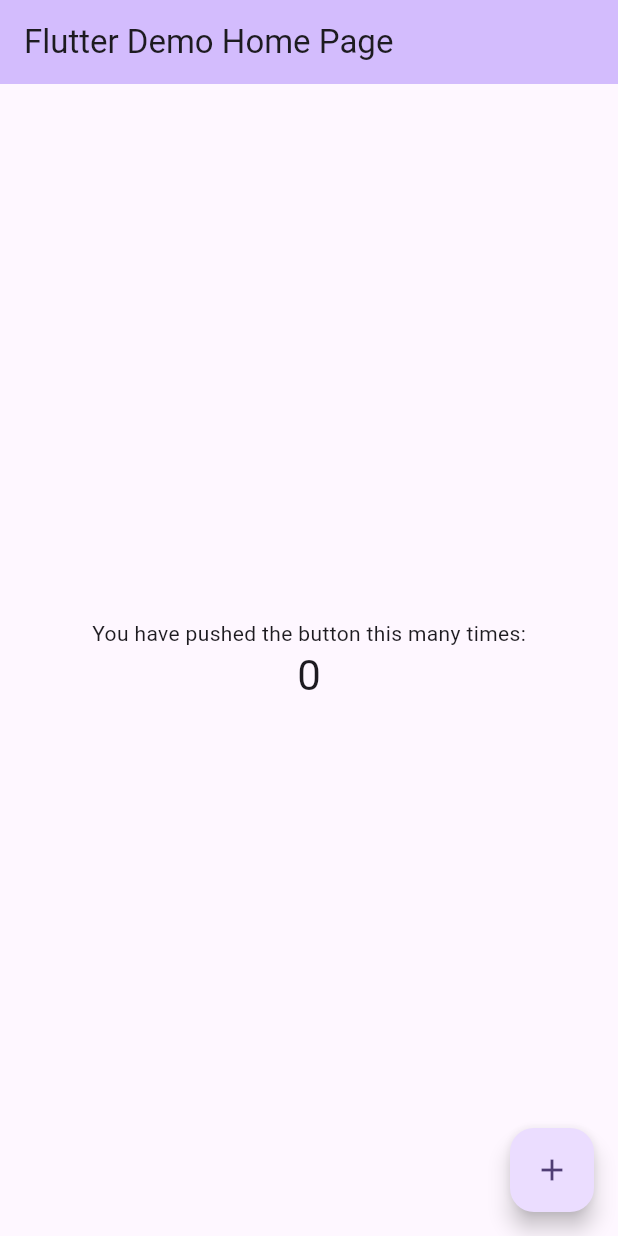
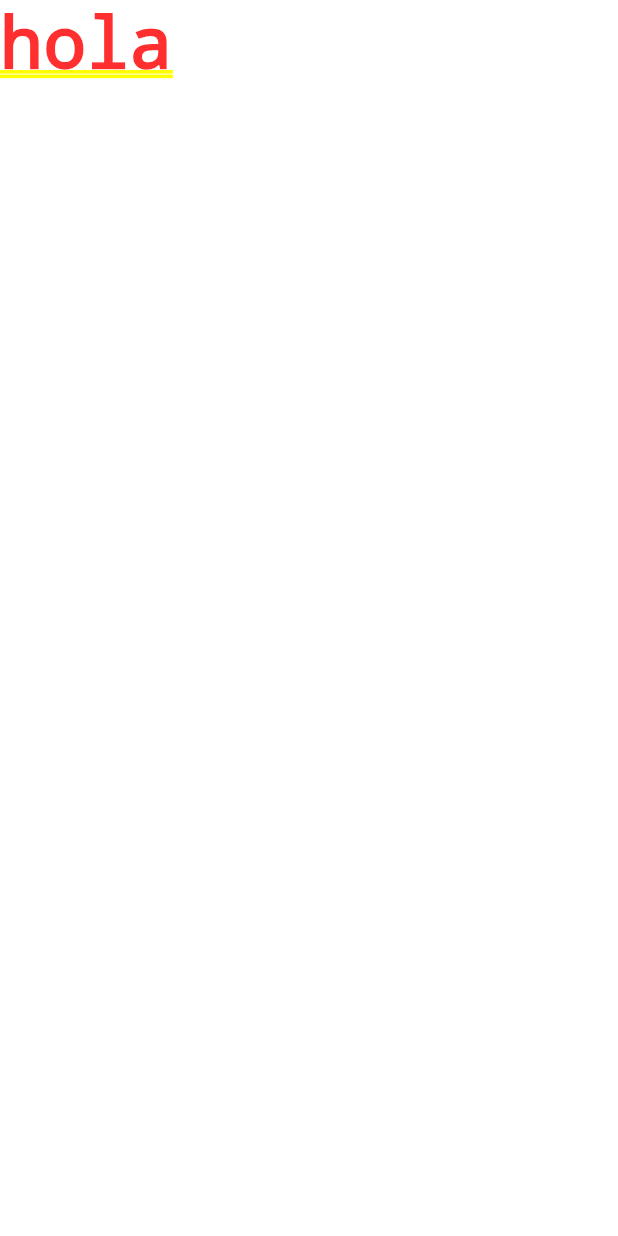
Before and after one commit to migi15ghost/video_challenge, a Flutter app: the screen it shows after launch, on a phone screen of 412 x 824 dp. Run offline on Flutter 3.47's test engine with Material 3 defaults, Android fonts, the light colour scheme and no system bars; our stand-ins replace flutter_bloc, go_router, google_fonts.

Commit message:
[ADD] structure folder

```diff
--- a/lib/main.dart
+++ b/lib/main.dart
@@ -1,125 +1,40 @@
 import 'package:flutter/material.dart';
+import 'package:flutter_bloc/flutter_bloc.dart';
+import 'package:video_challenge/route/route_navigator.dart';
+import 'package:video_challenge/utilities/theme_provider.dart';
+import 'package:provider/provider.dart';
 
-void main() {
-  runApp(const MyApp());
+Future<void> main() async {
+  WidgetsFlutterBinding.ensureInitialized();
+  runApp(
+     const MyApp(),
+  );
 }
 
 class MyApp extends StatelessWidget {
   const MyApp({super.key});
 
-  // This widget is the root of your application.
   @override
   Widget build(BuildContext context) {
-    return MaterialApp(
-      title: 'Flutter Demo',
-      theme: ThemeData(
-        // This is the theme of your application.
-        //
-        // TRY THIS: Try running your application with "flutter run". You'll see
-        // the application has a purple toolbar. Then, without quitting the app,
-        // try changing the seedColor in the colorScheme below to Colors.green
-        // and then invoke "hot reload" (save your changes or press the "hot
-        // reload" button in a Flutter-supported IDE, or press "r" if you used
-        // the command line to start the app).
-        //
-        // Notice that the counter didn't reset back to zero; the application
-        // state is not lost during the reload. To reset the state, use hot
-        // restart instead.
-        //
-        // This works for code too, not just values: Most code changes can be
-        // tested with just a hot reload.
-        colorScheme: ColorScheme.fromSeed(seedColor: Colors.deepPurple),
-        useMaterial3: true,
+    return MultiBlocProvider(
+      providers: [
+        ChangeNotifierProvider<ThemeProvider>(
+          create: (_) => ThemeProvider(),
+        ),
+      ],
+      child: MaterialApp.router(
+        debugShowCheckedModeBanner: false,
+        routerConfig: router,
+        title: 'VIVODEX',
+        theme: ThemeData(useMaterial3: true),
+        /*localizationsDelegates: const [
+          S.delegate,
+          GlobalMaterialLocalizations.delegate,
+          GlobalWidgetsLocalizations.delegate,
+          GlobalCupertinoLocalizations.delegate,
+        ],
+        supportedLocales: S.delegate.supportedLocales,*/
       ),
-      home: const MyHomePage(title: 'Flutter Demo Home Page'),
     );
   }
 }
-
-class MyHomePage extends StatefulWidget {
-  const MyHomePage({super.key, required this.title});
-
-  // This widget is the home page of your application. It is stateful, meaning
-  // that it has a State object (defined below) that contains fields that affect
-  // how it looks.
-
-  // This class is the configuration for the state. It holds the values (in this
-  // case the title) provided by the parent (in this case the App widget) and
-  // used by the build method of the State. Fields in a Widget subclass are
-  // always marked "final".
-
-  final String title;
-
-  @override
-  State<MyHomePage> createState() => _MyHomePageState();
-}
-
-class _MyHomePageState extends State<MyHomePage> {
-  int _counter = 0;
-
-  void _incrementCounter() {
-    setState(() {
-      // This call to setState tells the Flutter framework that something has
-      // changed in this State, which causes it to rerun the build method below
-      // so that the display can reflect the updated values. If we changed
-      // _counter without calling setState(), then the build method would not be
-      // called again, and so nothing would appear to happen.
-      _counter++;
-    });
-  }
-
-  @override
-  Widget build(BuildContext context) {
-    // This method is rerun every time setState is called, for instance as done
-    // by the _incrementCounter method above.
-    //
-    // The Flutter framework has been optimized to make rerunning build methods
-    // fast, so that you can just rebuild anything that needs updating rather
-    // than having to individually change instances of widgets.
-    return Scaffold(
-      appBar: AppBar(
-        // TRY THIS: Try changing the color here to a specific color (to
-        // Colors.amber, perhaps?) and trigger a hot reload to see the AppBar
-        // change color while the other colors stay the same.
-        backgroundColor: Theme.of(context).colorScheme.inversePrimary,
-        // Here we take the value from the MyHomePage object that was created by
-        // the App.build method, and use it to set our appbar title.
-        title: Text(widget.title),
-      ),
-      body: Center(
-        // Center is a layout widget. It takes a single child and positions it
-        // in the middle of the parent.
-        child: Column(
-          // Column is also a layout widget. It takes a list of children and
-          // arranges them vertically. By default, it sizes itself to fit its
-          // children horizontally, and tries to be as tall as its parent.
-          //
-          // Column has various properties to control how it sizes itself and
-          // how it positions its children. Here we use mainAxisAlignment to
-          // center the children vertically; the main axis here is the vertical
-          // axis because Columns are vertical (the cross axis would be
-          // horizontal).
-          //
-          // TRY THIS: Invoke "debug painting" (choose the "Toggle Debug Paint"
-          // action in the IDE, or press "p" in the console), to see the
-          // wireframe for each widget.
-          mainAxisAlignment: MainAxisAlignment.center,
-          children: <Widget>[
-            const Text(
-              'You have pushed the button this many times:',
-            ),
-            Text(
-              '$_counter',
-              style: Theme.of(context).textTheme.headlineMedium,
-            ),
-          ],
-        ),
-      ),
-      floatingActionButton: FloatingActionButton(
-        onPressed: _incrementCounter,
-        tooltip: 'Increment',
-        child: const Icon(Icons.add),
-      ), // This trailing comma makes auto-formatting nicer for build methods.
-    );
-  }
-}
--- /dev/null
+++ b/lib/page/home_page.dart
@@ -0,0 +1,10 @@
+import 'package:flutter/material.dart';
+
+class HomePage extends StatelessWidget {
+  const HomePage({super.key});
+
+  @override
+  Widget build(BuildContext context) {
+    return const Text('hola');
+  }
+}
--- /dev/null
+++ b/lib/route/route_navigator.dart
@@ -0,0 +1,14 @@
+import 'package:flutter/material.dart';
+import 'package:go_router/go_router.dart';
+import 'package:video_challenge/page/home_page.dart';
+
+final GoRouter router = GoRouter(
+  initialLocation: '/home',
+  routes: [
+    GoRoute(
+      path: '/home',
+      name: 'home',
+      builder: (BuildContext context, GoRouterState state) => const HomePage(),
+    ),
+  ],
+);
--- /dev/null
+++ b/lib/utilities/app_theme.dart
@@ -0,0 +1,116 @@
+
+import 'package:flutter/material.dart';
+import 'package:flutter/services.dart';
+import 'package:google_fonts/google_fonts.dart';
+import 'package:video_challenge/utilities/light.dart';
+import 'package:video_challenge/utilities/dark.dart';
+
+class AppThemeData {
+  //
+  AppThemeData._();
+
+  static final ThemeData lightTheme = ThemeData(
+    scaffoldBackgroundColor: CLColorWhite,
+    colorScheme: const ColorScheme.light(
+      primary: CLPrimaryColor,
+      secondary: CLSecondaryColor,
+    ),
+    primaryColor: CLPrimaryColor,
+    //canvasColor: NBColorBlack,
+    //primaryColorLight: NBColorWhite,
+    //primaryColorDark: NBColorBlack,
+    // shadowColor: NBColorBlack,
+    // unselectedWidgetColor: NBNotSelected,
+    // splashColor: NBColorWhite,
+    // secondaryHeaderColor: NBNotSelected,
+    dividerColor: CLColorBlack,
+    fontFamily: GoogleFonts.openSans().fontFamily,
+    appBarTheme: const AppBarTheme(
+      color: CLColorWhite,
+      iconTheme: IconThemeData(color: CLColorBlack),
+      systemOverlayStyle:
+      SystemUiOverlayStyle(statusBarIconBrightness: Brightness.dark),
+    ),
+    textSelectionTheme: const TextSelectionThemeData(cursorColor: CLColorBlack),
+    // cardTheme: const CardTheme(color: NBColorWhite),
+    // cardColor: NBColorWhite,
+    iconTheme: const IconThemeData(color: CLColorBlack),
+    bottomSheetTheme: const BottomSheetThemeData(backgroundColor: CLColorWhite),
+    textTheme: const TextTheme(
+      labelLarge: TextStyle(color: CLColorBlack),
+      titleLarge: TextStyle(color: CLColorBlack),
+      titleSmall: TextStyle(color: ClColorBlackGray),
+    ),
+    visualDensity: VisualDensity.adaptivePlatformDensity,
+  ).copyWith(
+    pageTransitionsTheme: const PageTransitionsTheme(
+      builders: <TargetPlatform, PageTransitionsBuilder>{
+        TargetPlatform.android: OpenUpwardsPageTransitionsBuilder(),
+        TargetPlatform.iOS: CupertinoPageTransitionsBuilder(),
+        TargetPlatform.linux: OpenUpwardsPageTransitionsBuilder(),
+        TargetPlatform.macOS: OpenUpwardsPageTransitionsBuilder(),
+      },
+    ),
+  );
+
+  static final ThemeData darkTheme = ThemeData(
+    scaffoldBackgroundColor: CDColorWhite,
+    primaryColor: CDPrimaryColor,
+    //canvasColor: NBColorBlack,
+    //primaryColorLight: NBColorWhite,
+    //primaryColorDark: NBColorBlack,
+    // shadowColor: NBColorBlack,
+    // unselectedWidgetColor: NBNotSelected,
+    // splashColor: NBColorWhite,
+    // secondaryHeaderColor: NBNotSelected,
+    dividerColor: CDColorBlack,
+    fontFamily: GoogleFonts.openSans().fontFamily,
+    appBarTheme: const AppBarTheme(
+      color: CDColorWhite,
+      iconTheme: IconThemeData(color: CDColorBlack),
+      systemOverlayStyle:
+      SystemUiOverlayStyle(statusBarIconBrightness: Brightness.dark),
+    ),
+    textSelectionTheme: const TextSelectionThemeData(cursorColor: CDColorBlack),
+    colorScheme: const ColorScheme.dark(
+      primary: CDPrimaryColor,
+    ),
+    // cardTheme: const CardTheme(color: NBColorWhite),
+    // cardColor: NBColorWhite,
+    iconTheme: const IconThemeData(color: CDColorBlack),
+    bottomSheetTheme: const BottomSheetThemeData(backgroundColor: CDColorWhite),
+    textTheme: const TextTheme(
+      labelLarge: TextStyle(color: CDPrimaryColor),
+      titleLarge: TextStyle(color: CDColorBlack),
+      titleSmall: TextStyle(color: CDColorBlackGray),
+    ),
+    visualDensity: VisualDensity.adaptivePlatformDensity,
+  ).copyWith(
+    pageTransitionsTheme: const PageTransitionsTheme(
+      builders: <TargetPlatform, PageTransitionsBuilder>{
+        TargetPlatform.android: OpenUpwardsPageTransitionsBuilder(),
+        TargetPlatform.iOS: CupertinoPageTransitionsBuilder(),
+        TargetPlatform.linux: OpenUpwardsPageTransitionsBuilder(),
+        TargetPlatform.macOS: OpenUpwardsPageTransitionsBuilder(),
+      },
+    ),
+  );
+}
+
+TextStyle get subHeadingStyle{
+  return GoogleFonts.lato(
+    textStyle: const TextStyle(
+      fontSize: 24,
+      fontWeight: FontWeight.bold,
+    ),
+  );
+}
+
+TextStyle get headingStyle{
+  return GoogleFonts.lato(
+    textStyle: const TextStyle(
+      fontSize: 30,
+      fontWeight: FontWeight.bold,
+    ),
+  );
+}
--- /dev/null
+++ b/lib/utilities/theme_provider.dart
@@ -0,0 +1,24 @@
+import 'package:flutter/material.dart';
+import "package:video_challenge/utilities/app_theme.dart";
+
+//import 'package:/utilities/AppTheme.dart';
+
+// Crea una clase que gestionará tu tema actual
+class ThemeProvider with ChangeNotifier {
+  ThemeProvider({bool isLightTheme = true}) {
+    _themeData =
+    isLightTheme ? AppThemeData.lightTheme : AppThemeData.darkTheme;
+  }
+  late ThemeData _themeData;
+
+  ThemeData get themeData => _themeData;
+
+  void swapTheme() {
+    if (_themeData == AppThemeData.lightTheme) {
+      _themeData = AppThemeData.darkTheme;
+    } else {
+      _themeData = AppThemeData.lightTheme;
+    }
+    notifyListeners();
+  }
+}
```
Also changed, not shown: lib/utilities/dark.dart (added, +15 -0 lines), lib/utilities/light.dart (added, +21 -0 lines), pubspec.yaml (+7 -68 lines), pubspec.lock, 2 other files.
